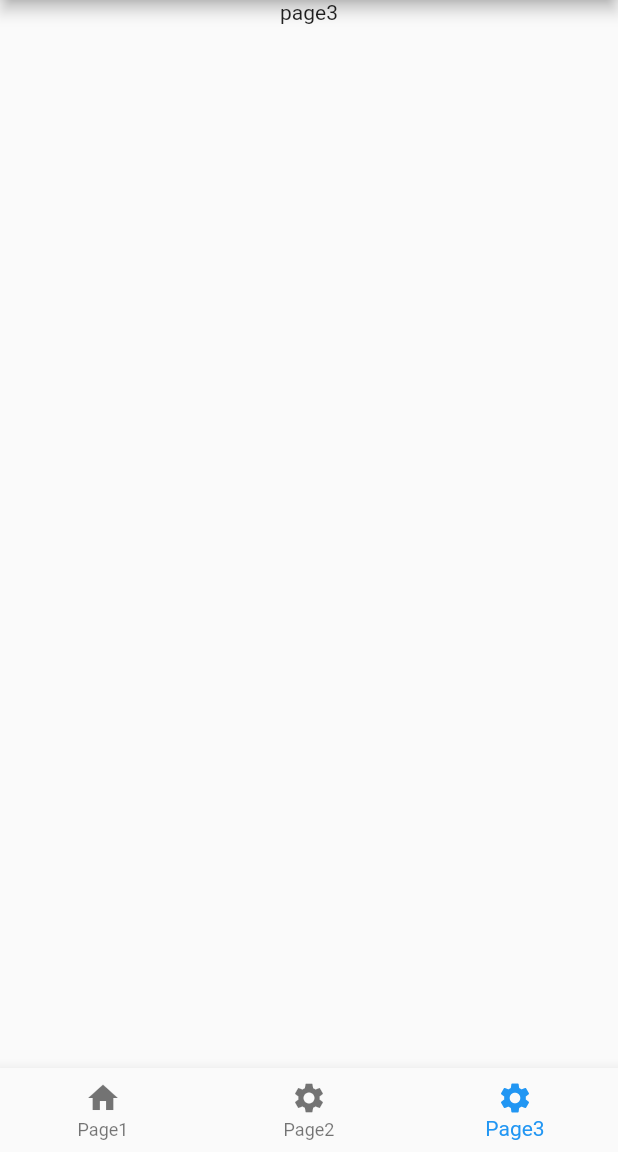
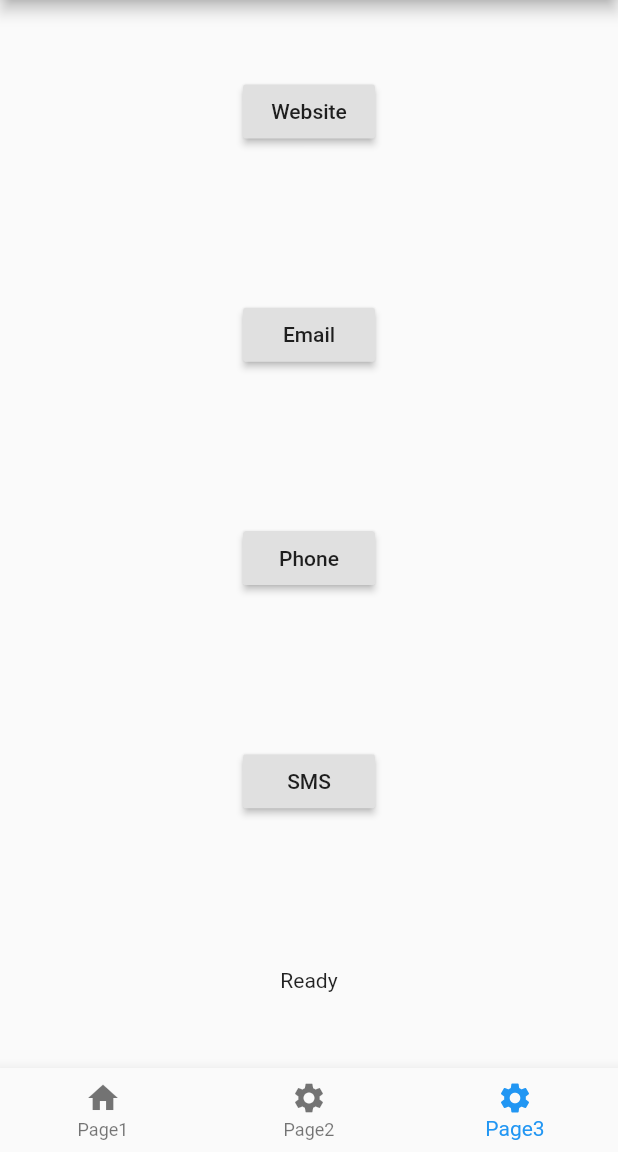
Before and after one commit to arie0703/hackathon_flutter, a Flutter app: the screen it shows after launch, item 3 of the bottom bar chosen, on a phone screen of 412 x 824 dp, the part 84-1236 px from its top. Run offline on Flutter 3.47's test engine with Material 2 defaults, Android fonts, the phone set to English and light mode, and no system bars.

Commit message:
URL Launcher

```diff
--- a/lib/page3.dart
+++ b/lib/page3.dart
@@ -1,16 +1,75 @@
 import 'package:flutter/material.dart';
+import 'package:url_launcher/url_launcher.dart';
 
-class Page3 extends StatelessWidget {
+void main() => runApp(
+  MaterialApp(
+    home: Page3(),
+  ),
+);
+
+class Page3 extends StatefulWidget {
+  @override
+  State<StatefulWidget> createState() {
+    return _State();
+  }
+}
+
+class _State extends State<Page3> {
+  var _status = 'Ready';
+
   @override
   Widget build(BuildContext context) {
-    return Container(
-      child: Center(
+    return Scaffold(
+      body: Center(
         child: Column(
+          crossAxisAlignment: CrossAxisAlignment.center,
+          mainAxisAlignment: MainAxisAlignment.spaceAround,
           children: <Widget>[
-            Text('page3'),
+            RaisedButton(
+              child: Text('Website'),
+              onPressed: () {
+                var url = 'https://flutter.keicode.com/';
+                _launchUrl('$url');
+              },
+            ),
+            RaisedButton(
+              child: Text('Email'),
+              onPressed: () {
+                var email = 'test@example.com';
+                var subject = Uri.encodeComponent('Hello');
+                var body = Uri.encodeComponent('This is a test.');
+                var url = 'mailto:$email?subject=$subject&body=$body';
+                print(url);
+                _launchUrl(url);
+              },
+            ),
+            RaisedButton(
+              child: Text('Phone'),
+              onPressed: () {
+                var tel = '+123456789';
+                _launchUrl('tel:$tel');
+              },
+            ),
+            RaisedButton(
+                child: Text('SMS'),
+                onPressed: () {
+                  var tel = '2345678901';
+                  _launchUrl('sms:$tel');
+                }),
+            Text(_status)
           ],
         ),
       ),
     );
   }
+
+  _launchUrl(String url) async {
+    if (await canLaunch(url)) {
+      await launch(url);
+    } else {
+      setState(() {
+        _status = 'Unable to launch url $url';
+      });
+    }
+  }
 }
--- a/pubspec.yaml
+++ b/pubspec.yaml
@@ -23,6 +23,7 @@ environment:
 dependencies:
   flutter:
     sdk: flutter
+  url_launcher: ^5.2.7
 
 
   # The following adds the Cupertino Icons font to your application.
```
Also changed, not shown: pubspec.lock, 6 other files.
